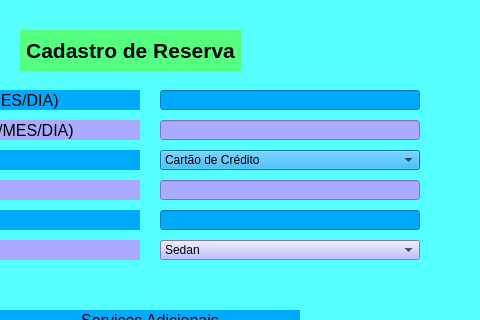
Above: tela_reserva_nova.ui from GabrielSelim/locar.py before the change; both pictures show x 220 to 700 and y 100 to 420 of the 700 by 700 pixel window. Below: the same form after it.
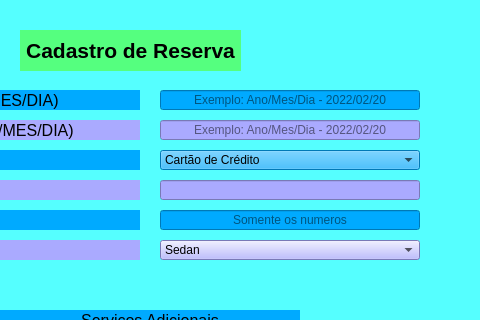
That is the form after the change.

The edit to the form file:
```diff
--- a/tela_reserva_nova.ui
+++ b/tela_reserva_nova.ui
@@ -379,6 +379,12 @@
     <property name="text">
      <string/>
     </property>
+    <property name="alignment">
+     <set>Qt::AlignCenter</set>
+    </property>
+    <property name="placeholderText">
+     <string>Exemplo: Ano/Mes/Dia - 2022/02/20</string>
+    </property>
    </widget>
    <widget class="QLineEdit" name="lineEdit_2">
     <property name="geometry">
@@ -407,6 +413,12 @@
     <property name="text">
      <string/>
     </property>
+    <property name="alignment">
+     <set>Qt::AlignCenter</set>
+    </property>
+    <property name="placeholderText">
+     <string>Exemplo: Ano/Mes/Dia - 2022/02/20</string>
+    </property>
    </widget>
    <widget class="QLineEdit" name="lineEdit_4">
     <property name="geometry">
@@ -463,6 +475,12 @@
     <property name="text">
      <string/>
     </property>
+    <property name="alignment">
+     <set>Qt::AlignCenter</set>
+    </property>
+    <property name="placeholderText">
+     <string>Somente os numeros</string>
+    </property>
    </widget>
    <widget class="QPushButton" name="pushButton_2">
     <property name="geometry">
```
